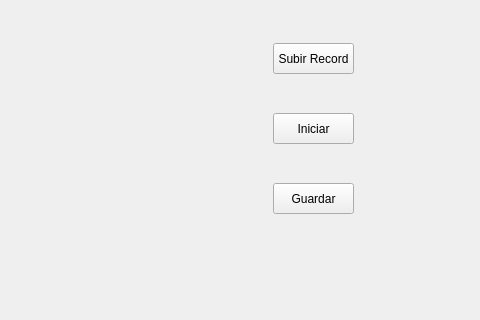
Before: the Qt Designer form gamewindow.ui in Josue-Echeverria/ProyectoED2, drawn with Qt 5; both pictures show x 1037 to 1517 and y 387 to 707 of the 1517 by 707 pixel window.
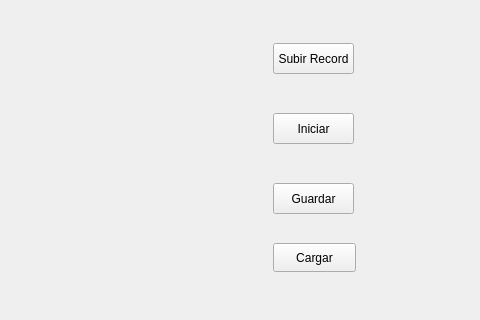
After: the same form once the commit is applied.

What changed in the file:
```diff
--- a/gamewindow.ui
+++ b/gamewindow.ui
@@ -256,6 +256,19 @@
     <string>Subir Record</string>
    </property>
   </widget>
+  <widget class="QPushButton" name="pushButton_5">
+   <property name="geometry">
+    <rect>
+     <x>1310</x>
+     <y>630</y>
+     <width>83</width>
+     <height>29</height>
+    </rect>
+   </property>
+   <property name="text">
+    <string>Cargar</string>
+   </property>
+  </widget>
  </widget>
  <resources/>
  <connections/>
```
